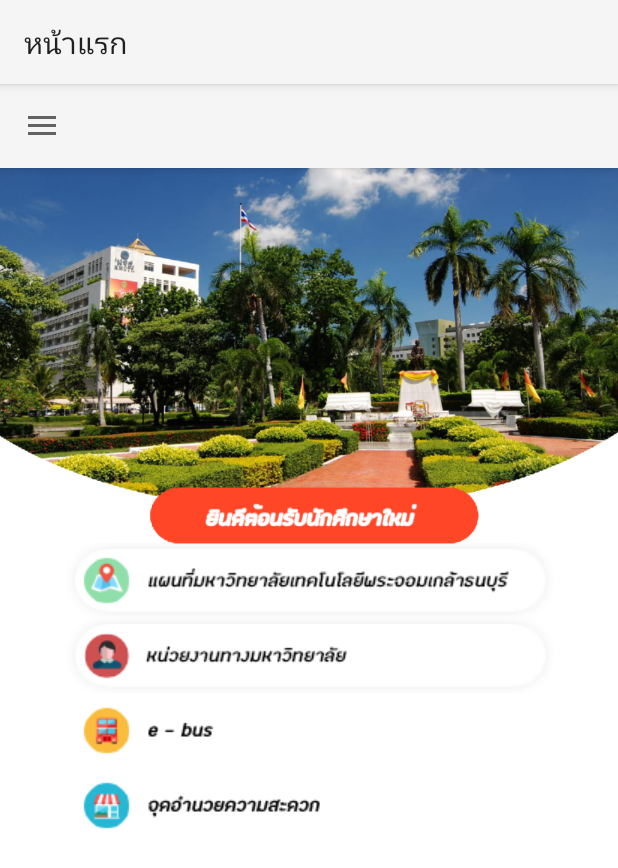
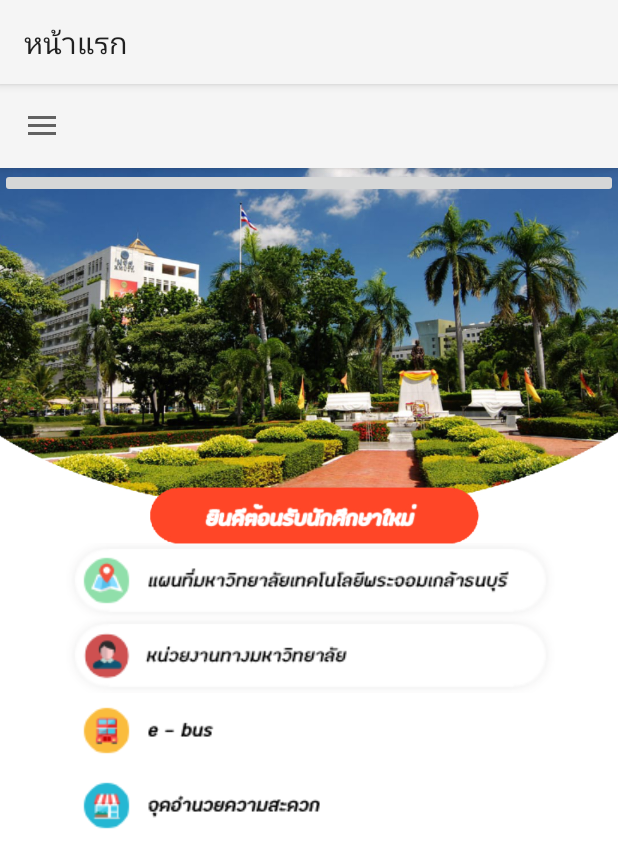
Before and after one commit to orbitalno11/Project_UniGo_2, an Android app: the screen it shows after launch (MainActivity), on a phone screen of 412 x 824 dp. Shown: the top 868 px of the screen. Run offline under Robolectric (Android 15) with nearby library versions, the phone set to English and light mode, and no system bars; 1 statement that could not run was skipped.

Commit message:
edit icon

```diff
--- a/app/src/main/res/layout/fragment_home.xml
+++ b/app/src/main/res/layout/fragment_home.xml
@@ -40,5 +40,9 @@
         android:src="@drawable/service_btn"
         android:background="@android:color/transparent"/>
 
+    <ImageButton
+        android:layout_width="match_parent"
+        android:layout_height="wrap_content" />
+
 
 </RelativeLayout>
```
